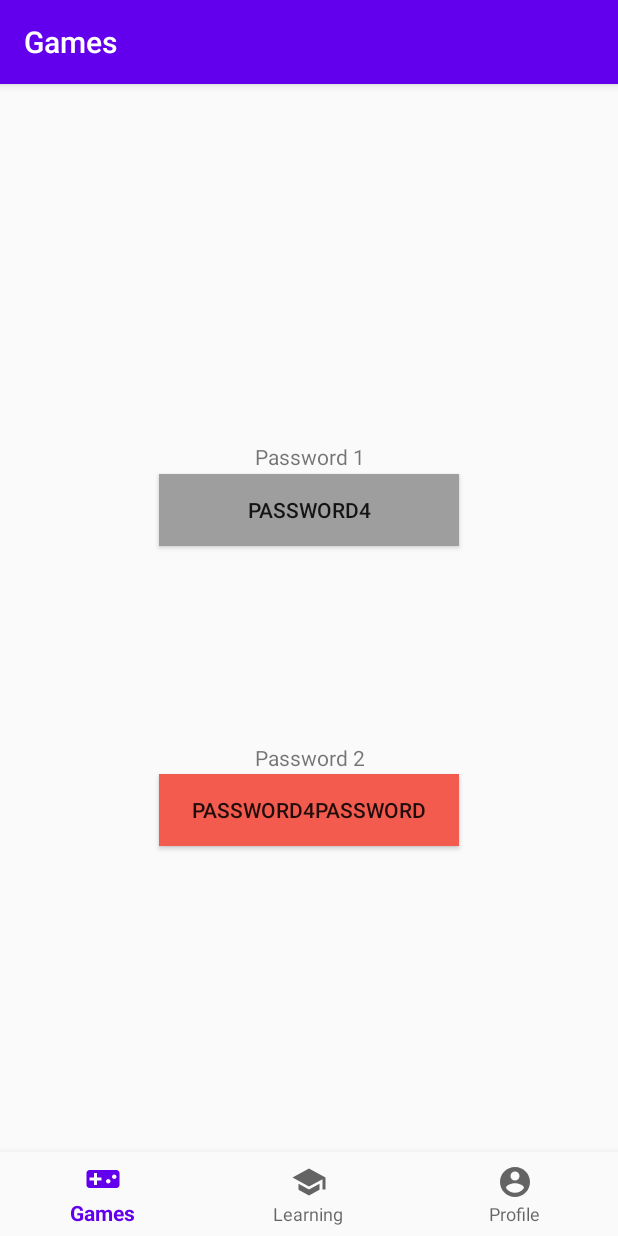
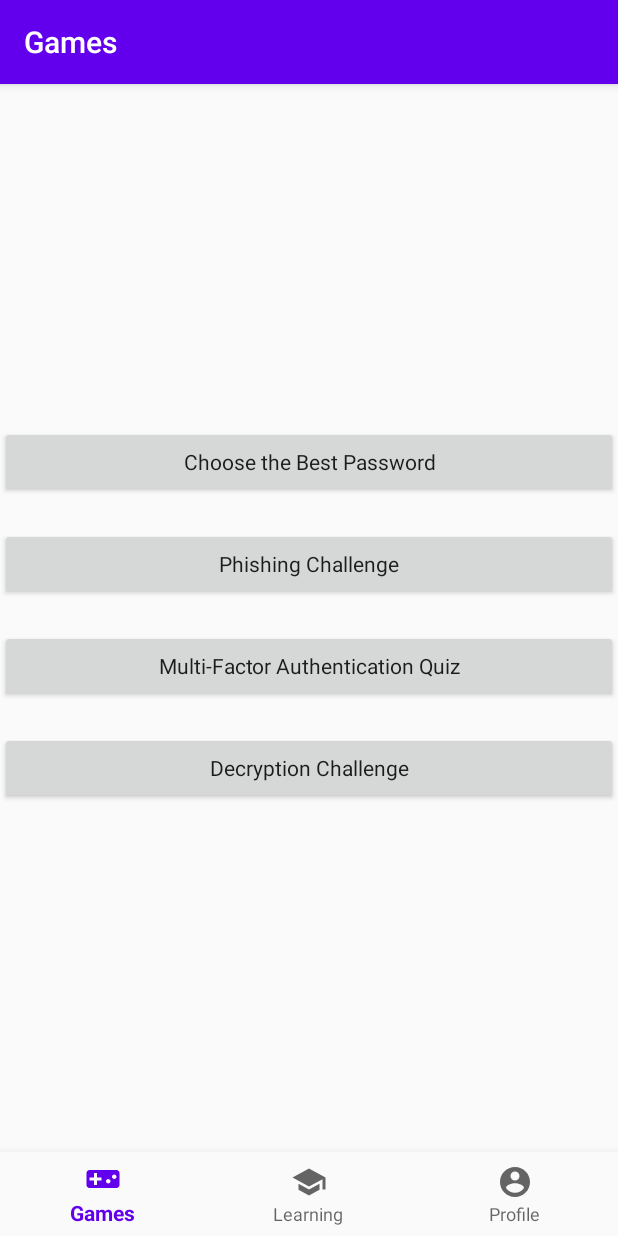
Before and after one commit to amlubinger/Security-Training-App, an Android app: the screen it shows after launch (MainActivity), on a phone screen of 412 x 824 dp. Run offline under Robolectric (Android 15) with nearby library versions, the phone set to English and light mode, and no system bars; our stand-ins replace navigation-ui.

Commit message:
Added navigation. (To the available games along with the back button.)

```diff
--- a/app/src/main/java/com/example/securitytrainingapp/MainActivity.java
+++ b/app/src/main/java/com/example/securitytrainingapp/MainActivity.java
@@ -12,6 +12,8 @@ import androidx.navigation.ui.NavigationUI;
 
 public class MainActivity extends AppCompatActivity {
 
+    NavController navController;
+
     @Override
     protected void onCreate(Bundle savedInstanceState) {
         super.onCreate(savedInstanceState);
@@ -22,9 +24,15 @@ public class MainActivity extends AppCompatActivity {
         AppBarConfiguration appBarConfiguration = new AppBarConfiguration.Builder(
                 R.id.navigation_games, R.id.navigation_learning, R.id.navigation_profile)
                 .build();
-        NavController navController = Navigation.findNavController(this, R.id.nav_host_fragment);
+        navController = Navigation.findNavController(this, R.id.nav_host_fragment);
         NavigationUI.setupActionBarWithNavController(this, navController, appBarConfiguration);
         NavigationUI.setupWithNavController(navView, navController);
     }
 
+    @Override
+    public boolean onSupportNavigateUp() {
+        navController.navigateUp();
+        return super.onSupportNavigateUp();
+    }
+
 }
--- a/app/src/main/java/com/example/securitytrainingapp/ui/games/GamesFragment.java
+++ b/app/src/main/java/com/example/securitytrainingapp/ui/games/GamesFragment.java
@@ -8,6 +8,7 @@ import android.widget.Button;
 
 import androidx.annotation.NonNull;
 import androidx.fragment.app.Fragment;
+import androidx.navigation.Navigation;
 
 
 import com.example.securitytrainingapp.R;
@@ -17,13 +18,41 @@ public class GamesFragment extends Fragment {
 
     public View onCreateView(@NonNull LayoutInflater inflater,
                              ViewGroup container, Bundle savedInstanceState) {
-        View view = inflater.inflate(R.layout.fragment_best_password, container, false);
-        PasswordCreator passwordCreatorNoCapsNums = new PasswordCreator(10, true, false, false);
-        PasswordCreator passwordCreatorCapsNums = new PasswordCreator(20, true, false, true);
-        final Button button1 = (Button)view.findViewById(R.id.passwordButtonTop);
-        final Button button2 = (Button)view.findViewById(R.id.passwordButtonBottom);
-        button1.setText(passwordCreatorNoCapsNums.newPassword());
-        button2.setText(passwordCreatorCapsNums.newPassword());
+        View view = inflater.inflate(R.layout.fragment_games, container, false);
+//        PasswordCreator passwordCreatorNoCapsNums = new PasswordCreator(10, true, false, false);
+//        PasswordCreator passwordCreatorCapsNums = new PasswordCreator(20, true, false, true);
+//        final Button button1 = (Button)view.findViewById(R.id.passwordButtonTop);
+//        final Button button2 = (Button)view.findViewById(R.id.passwordButtonBottom);
+//        button1.setText(passwordCreatorNoCapsNums.newPassword());
+//        button2.setText(passwordCreatorCapsNums.newPassword());
+        Button passwordChooser = view.findViewById(R.id.button_pwrd_chooser);
+        Button phishing = view.findViewById(R.id.button_phishing_challenge);
+        Button mfa = view.findViewById(R.id.button_mfa_quiz);
+        Button decryption = view.findViewById(R.id.button_decryption_challenge);
+        passwordChooser.setOnClickListener(new View.OnClickListener() {
+            @Override
+            public void onClick(View view) {
+                Navigation.findNavController(view).navigate(R.id.playPasswordGame);
+            }
+        });
+        phishing.setOnClickListener(new View.OnClickListener() {
+            @Override
+            public void onClick(View view) {
+
+            }
+        });
+        mfa.setOnClickListener(new View.OnClickListener() {
+            @Override
+            public void onClick(View view) {
+                Navigation.findNavController(view).navigate(R.id.playMFAGame);
+            }
+        });
+        decryption.setOnClickListener(new View.OnClickListener() {
+            @Override
+            public void onClick(View view) {
+
+            }
+        });
         return view;
     }
 }
--- a/app/src/main/res/navigation/mobile_navigation.xml
+++ b/app/src/main/res/navigation/mobile_navigation.xml
@@ -9,7 +9,14 @@
         android:id="@+id/navigation_games"
         android:name="com.example.securitytrainingapp.ui.games.GamesFragment"
         android:label="@string/title_games"
-        tools:layout="@layout/fragment_games" />
+        tools:layout="@layout/fragment_games">
+        <action
+            android:id="@+id/playPasswordGame"
+            app:destination="@id/password_game"/>
+        <action
+            android:id="@+id/playMFAGame"
+            app:destination="@id/mfa_game"/>
+    </fragment>
 
     <fragment
         android:id="@+id/navigation_learning"
@@ -22,4 +29,16 @@
         android:name="com.example.securitytrainingapp.ui.profile.ProfileFragment"
         android:label="@string/title_profile"
         tools:layout="@layout/fragment_profile" />
+
+    <fragment
+        android:id="@+id/password_game"
+        android:name="com.example.securitytrainingapp.ui.games.BestPasswordFragment"
+        android:label="Best Password Game"
+        tools:layout="@layout/fragment_best_password"/>
+
+    <fragment
+        android:id="@+id/mfa_game"
+        android:name="com.example.securitytrainingapp.ui.games.MFAQuizFragment"
+        android:label="Multi-Factor Authentication Game"
+        tools:layout="@layout/fragment_mfa_quiz"/>
 </navigation>
```
